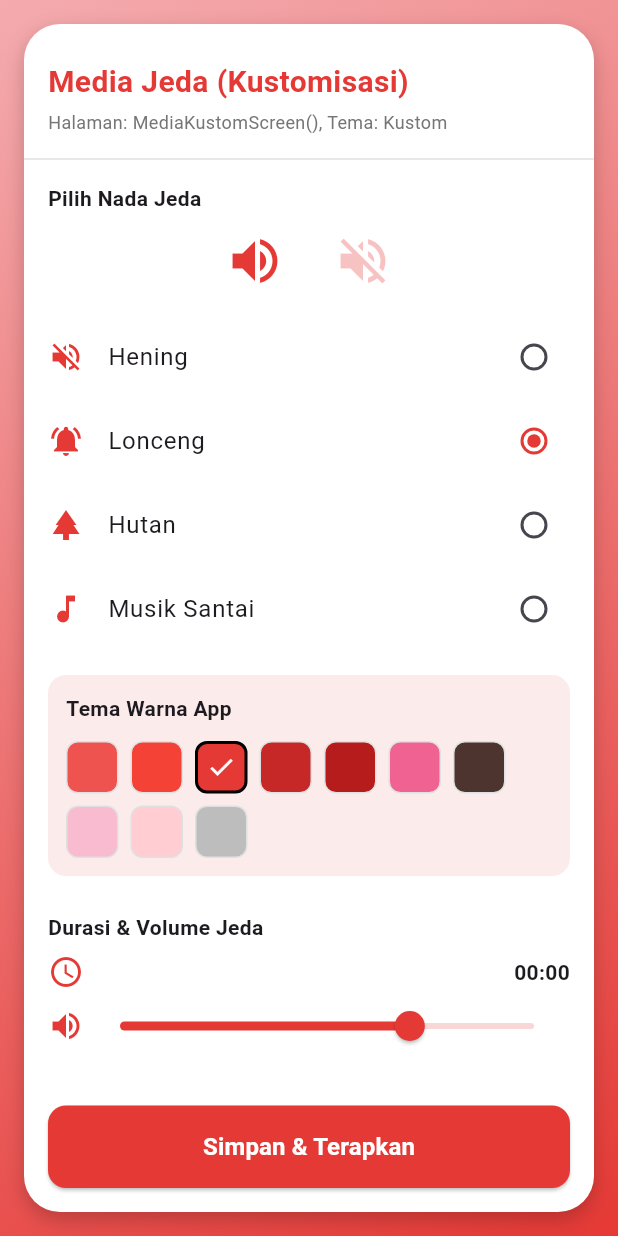
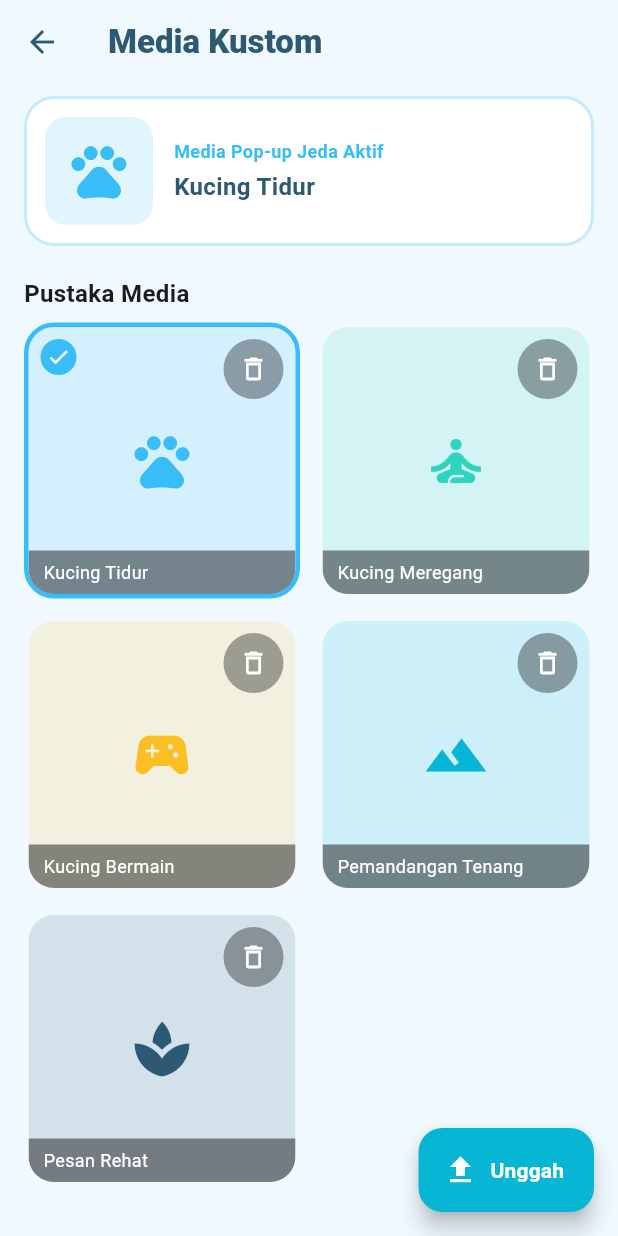
Before and after one commit to Hafiz237/project-app-mengjeda, a Flutter app: the MediaKustomScreen screen opened directly, on a phone screen of 412 x 824 dp. Run offline on Flutter 3.47's test engine with Material 3 defaults, Android fonts, the phone set to English and light mode, and no system bars; our stand-ins replace image_picker.

Commit message:
perbaiki fitur media custom

```diff
--- /dev/null
+++ b/lib/data/dummy_media.dart
@@ -0,0 +1,14 @@
+import 'package:flutter/material.dart';
+import '../models/media_model.dart';
+import '../theme/app_colors.dart';
+
+List<MediaModel> dummyMedia = [
+  MediaModel(id: 'm1', nama: 'Kucing Tidur', icon: Icons.pets, color: AppColors.skyBlue),
+  MediaModel(id: 'm2', nama: 'Kucing Meregang', icon: Icons.self_improvement, color: AppColors.tealMint),
+  MediaModel(id: 'm3', nama: 'Kucing Bermain', icon: Icons.sports_esports, color: AppColors.goldenYellow),
+  MediaModel(id: 'm4', nama: 'Pemandangan Tenang', icon: Icons.landscape, color: AppColors.deepCyan),
+  MediaModel(id: 'm5', nama: 'Pesan Rehat', icon: Icons.spa, color: AppColors.primaryBlue),
+];
+
+// Menyimpan media yang sedang dipakai untuk pop-up jeda (simulasi, tanpa backend)
+String activeMediaId = 'm1';
--- /dev/null
+++ b/lib/models/media_model.dart
@@ -0,0 +1,20 @@
+import 'package:flutter/material.dart';
+import '../theme/app_colors.dart';
+
+class MediaModel {
+  final String id;
+  final String nama;
+  final String? filePath; // null = media contoh (placeholder), terisi = hasil unggah
+  final IconData icon;
+  final Color color;
+
+  const MediaModel({
+    required this.id,
+    required this.nama,
+    this.filePath,
+    this.icon = Icons.pets,
+    this.color = AppColors.skyBlue,
+  });
+
+  bool get isUploaded => filePath != null;
+}
--- a/lib/screens/media_kustom_screen.dart
+++ b/lib/screens/media_kustom_screen.dart
@@ -1,4 +1,9 @@
+import 'dart:io';
 import 'package:flutter/material.dart';
+import 'package:image_picker/image_picker.dart';
+import '../models/media_model.dart';
+import '../data/dummy_media.dart';
+import '../theme/app_colors.dart';
 
 class MediaKustomScreen extends StatefulWidget {
   const MediaKustomScreen({super.key});
@@ -8,223 +13,245 @@ class MediaKustomScreen extends StatefulWidget {
 }
 
 class _MediaKustomScreenState extends State<MediaKustomScreen> {
-  String _selectedTone = 'Lonceng';
-  double _volume = 0.7;
+  final ImagePicker _picker = ImagePicker();
+  late List<MediaModel> _mediaList;
+  late String _activeId;
 
-  // Variabel untuk menyimpan warna yang dipilih (bawaan merah)
-  Color _selectedColor = Colors.red.shade600;
+  @override
+  void initState() {
+    super.initState();
+    _mediaList = dummyMedia;
+    _activeId = activeMediaId;
+  }
 
-  final List<Map<String, dynamic>> _tones = [
-    {'name': 'Hening', 'icon': Icons.volume_off},
-    {'name': 'Lonceng', 'icon': Icons.notifications_active},
-    {'name': 'Hutan', 'icon': Icons.park},
-    {'name': 'Musik Santai', 'icon': Icons.music_note},
-  ];
+  MediaModel get _activeMedia => _mediaList.firstWhere((m) => m.id == _activeId);
 
-  final List<Color> _themeColors = [
-    Colors.red.shade400,
-    Colors.red.shade500,
-    Colors.red.shade600,
-    Colors.red.shade800,
-    Colors.red.shade900,
-    Colors.pink.shade300,
-    Colors.brown.shade800,
-    Colors.pink.shade100,
-    Colors.red.shade100,
-    Colors.grey.shade400,
-  ];
+  void _showMessage(String text) {
+    ScaffoldMessenger.of(context)
+      ..hideCurrentSnackBar()
+      ..showSnackBar(SnackBar(content: Text(text)));
+  }
+
+  void _selectMedia(MediaModel media) {
+    setState(() {
+      _activeId = media.id;
+      activeMediaId = media.id;
+    });
+    _showMessage('"${media.nama}" dipakai untuk pop-up jeda');
+  }
+
+  Future<void> _uploadMedia() async {
+    try {
+      final XFile? picked = await _picker.pickImage(source: ImageSource.gallery);
+      if (picked == null) return; // pengguna membatalkan
+
+      final media = MediaModel(
+        id: DateTime.now().millisecondsSinceEpoch.toString(),
+        nama: picked.name,
+        filePath: picked.path,
+        icon: Icons.image,
+        color: AppColors.deepCyan,
+      );
+      setState(() => _mediaList.add(media));
+      _showMessage('Media berhasil diunggah');
+    } catch (e) {
+      if (!mounted) return;
+      _showMessage('Gagal membuka galeri');
+    }
+  }
+
+  Future<void> _deleteMedia(MediaModel media) async {
+    // Validasi: media yang sedang aktif tidak boleh dihapus
+    if (media.id == _activeId) {
+      _showMessage('Media yang sedang dipakai tidak bisa dihapus. Pilih media lain dulu.');
+      return;
+    }
+
+    final confirmed = await showDialog<bool>(
+      context: context,
+      builder: (context) => AlertDialog(
+        title: const Text('Hapus Media?'),
+        content: Text('"${media.nama}" akan dihapus dari daftar.'),
+        actions: [
+          TextButton(onPressed: () => Navigator.pop(context, false), child: const Text('Batal')),
+          TextButton(
+            onPressed: () => Navigator.pop(context, true),
+            child: const Text('Hapus', style: TextStyle(color: Colors.red)),
+          ),
+        ],
+      ),
+    );
+
+    if (confirmed == true) {
+      setState(() => _mediaList.removeWhere((m) => m.id == media.id));
+    }
+  }
+
+  // Menampilkan gambar: file asli kalau hasil unggah, kotak berwarna kalau media contoh
+  Widget _buildThumb(MediaModel media) {
+    if (media.isUploaded) {
+      return Image.file(
+        File(media.filePath!),
+        fit: BoxFit.cover,
+        width: double.infinity,
+        height: double.infinity,
+        errorBuilder: (_, __, ___) => Container(
+          color: Colors.grey.shade200,
+          child: const Icon(Icons.broken_image, color: Colors.grey),
+        ),
+      );
+    }
+    return Container(
+      color: media.color.withValues(alpha: 0.15),
+      child: Center(child: Icon(media.icon, size: 44, color: media.color)),
+    );
+  }
 
   @override
   Widget build(BuildContext context) {
     return Scaffold(
-      body: Container(
-        decoration: BoxDecoration(
-          gradient: LinearGradient(
-            begin: Alignment.topLeft,
-            end: Alignment.bottomRight,
-            colors: [
-              _selectedColor.withValues(alpha: 0.4),
-              _selectedColor,
-            ],
-          ),
+      backgroundColor: AppColors.bgColor,
+      appBar: AppBar(
+        title: const Text(
+          'Media Kustom',
+          style: TextStyle(fontWeight: FontWeight.w800, color: AppColors.primaryBlue),
         ),
-        child: SafeArea(
-          child: Padding(
-            padding: const EdgeInsets.all(16.0),
+        backgroundColor: AppColors.bgColor,
+        elevation: 0,
+        iconTheme: const IconThemeData(color: AppColors.primaryBlue),
+      ),
+      body: Column(
+        children: [
+          // Pratinjau media yang sedang aktif
+          Padding(
+            padding: const EdgeInsets.fromLTRB(16, 8, 16, 0),
             child: Container(
+              padding: const EdgeInsets.all(12),
               decoration: BoxDecoration(
                 color: Colors.white,
-                borderRadius: BorderRadius.circular(24),
-                boxShadow: [
-                  BoxShadow(
-                    color: Colors.black.withValues(alpha: 0.2),
-                    blurRadius: 10,
-                    offset: const Offset(0, 5)
-                  )
-                ],
+                borderRadius: BorderRadius.circular(20),
+                border: Border.all(color: AppColors.skyBlue.withValues(alpha: 0.3), width: 2),
               ),
-              child: Column(
-                crossAxisAlignment: CrossAxisAlignment.stretch,
+              child: Row(
                 children: [
-                  Padding(
-                    padding: const EdgeInsets.fromLTRB(16, 24, 16, 8),
+                  ClipRRect(
+                    borderRadius: BorderRadius.circular(14),
+                    child: SizedBox(width: 72, height: 72, child: _buildThumb(_activeMedia)),
+                  ),
+                  const SizedBox(width: 14),
+                  Expanded(
                     child: Column(
                       crossAxisAlignment: CrossAxisAlignment.start,
                       children: [
-                        Text(
-                          'Media Jeda (Kustomisasi)',
-                          style: TextStyle(
-                            fontSize: 20,
-                            fontWeight: FontWeight.bold,
-                            color: _selectedColor
-                          ),
+                        const Text(
+                          'Media Pop-up Jeda Aktif',
+                          style: TextStyle(fontSize: 12, fontWeight: FontWeight.bold, color: AppColors.skyBlue),
                         ),
                         const SizedBox(height: 4),
                         Text(
-                          'Halaman: MediaKustomScreen(), Tema: Kustom',
-                          style: TextStyle(
-                            fontSize: 12,
-                            color: Colors.grey.shade600
-                          ),
+                          _activeMedia.nama,
+                          maxLines: 1,
+                          overflow: TextOverflow.ellipsis,
+                          style: const TextStyle(fontSize: 16, fontWeight: FontWeight.bold, color: AppColors.primaryBlue),
                         ),
                       ],
-                    ),
-                  ),
-                  Divider(color: Colors.grey.shade300, thickness: 1),
-                  Expanded(
-                    child: ListView(
-                      padding: const EdgeInsets.symmetric(horizontal: 16),
-                      children: [
-                        const SizedBox(height: 8),
-                        const Text(
-                          'Pilih Nada Jeda',
-                          style: TextStyle(fontWeight: FontWeight.bold)
-                        ),
-                        const SizedBox(height: 12),
-                        Row(
-                          mainAxisAlignment: MainAxisAlignment.center,
-                          children: [
-                            Icon(Icons.volume_up, size: 40, color: _selectedColor),
-                            const SizedBox(width: 32),
-                            Icon(Icons.volume_off, size: 40, color: _selectedColor.withValues(alpha: 0.3)),
-                          ],
-                        ),
-                        const SizedBox(height: 16),
-                        ..._tones.map((tone) {
-                          return ListTile(
-                            contentPadding: EdgeInsets.zero,
-                            leading: Icon(tone['icon'], color: _selectedColor),
-                            title: Text(tone['name']),
-                            trailing: Radio<String>(
-                              value: tone['name'],
-                              groupValue: _selectedTone,
-                              activeColor: _selectedColor,
-                              onChanged: (value) => setState(() => _selectedTone = value!),
-                            ),
-                          );
-                        }),
-                        const SizedBox(height: 16),
-                        Container(
-                          padding: const EdgeInsets.all(12),
-                          decoration: BoxDecoration(
-                            color: _selectedColor.withValues(alpha: 0.1),
-                            borderRadius: BorderRadius.circular(12),
-                          ),
-                          child: Column(
-                            crossAxisAlignment: CrossAxisAlignment.start,
-                            children: [
-                              const Text(
-                                'Tema Warna App',
-                                style: TextStyle(fontWeight: FontWeight.bold)
-                              ),
-                              const SizedBox(height: 12),
-                              Wrap(
-                                spacing: 8,
-                                runSpacing: 8,
-                                children: _themeColors.map((color) {
-                                  final isSelected = _selectedColor == color;
-                                  return GestureDetector(
-                                    onTap: () {
-                                      setState(() => _selectedColor = color);
-                                    },
-                                    child: Container(
-                                      width: 35,
-                                      height: 35,
-                                      decoration: BoxDecoration(
-                                        color: color,
-                                        borderRadius: BorderRadius.circular(8),
-                                        border: Border.all(
-                                          color: isSelected ? Colors.black : Colors.grey.shade300,
-                                          width: isSelected ? 2 : 1,
-                                        ),
-                                      ),
-                                      child: isSelected
-                                          ? const Icon(Icons.check, color: Colors.white, size: 20)
-                                          : null,
-                                    ),
-                                  );
-                                }).toList(),
-                              ),
-                            ],
-                          ),
-                        ),
-                        const SizedBox(height: 24),
-                        const Text(
-                          'Durasi & Volume Jeda',
-                          style: TextStyle(fontWeight: FontWeight.bold)
-                        ),
-                        const SizedBox(height: 8),
-                        Row(
-                          children: [
-                            Icon(Icons.access_time, color: _selectedColor),
-                            const Spacer(),
-                            const Text(
-                              '00:00',
-                              style: TextStyle(fontWeight: FontWeight.bold)
-                            ),
-                          ],
-                        ),
-                        Row(
-                          children: [
-                            Icon(Icons.volume_up, color: _selectedColor),
-                            Expanded(
-                              child: Slider(
-                                value: _volume,
-                                activeColor: _selectedColor,
-                                inactiveColor: _selectedColor.withValues(alpha: 0.2),
-                                onChanged: (val) => setState(() => _volume = val),
-                              ),
-                            ),
-                          ],
-                        ),
-                      ],
-                    ),
-                  ),
-                  Padding(
-                    padding: const EdgeInsets.all(16.0),
-                    child: ElevatedButton(
-                      style: ElevatedButton.styleFrom(
-                        backgroundColor: _selectedColor,
-                        foregroundColor: Colors.white,
-                        padding: const EdgeInsets.symmetric(vertical: 16),
-                        shape: RoundedRectangleBorder(
-                          borderRadius: BorderRadius.circular(12)
-                        ),
-                      ),
-                      onPressed: () {
-                        Navigator.pop(context, _selectedColor);
-                      },
-                      child: const Text(
-                        'Simpan & Terapkan',
-                        style: TextStyle(fontWeight: FontWeight.bold, fontSize: 16)
-                      ),
                     ),
                   ),
                 ],
               ),
             ),
           ),
-        ),
+          const Padding(
+            padding: EdgeInsets.fromLTRB(16, 20, 16, 8),
+            child: Align(
+              alignment: Alignment.centerLeft,
+              child: Text('Pustaka Media', style: TextStyle(fontSize: 16, fontWeight: FontWeight.bold)),
+            ),
+          ),
+          Expanded(
+            child: _mediaList.isEmpty
+                ? const Center(child: Text('Belum ada media. Unggah dari galeri.'))
+                : GridView.builder(
+              padding: const EdgeInsets.fromLTRB(16, 0, 16, 90),
+              itemCount: _mediaList.length,
+              gridDelegate: const SliverGridDelegateWithFixedCrossAxisCount(
+                crossAxisCount: 2,
+                crossAxisSpacing: 12,
+                mainAxisSpacing: 12,
+                childAspectRatio: 1,
+              ),
+              itemBuilder: (context, index) {
+                final media = _mediaList[index];
+                final isActive = media.id == _activeId;
+                return GestureDetector(
+                  onTap: () => _selectMedia(media),
+                  child: Container(
+                    decoration: BoxDecoration(
+                      borderRadius: BorderRadius.circular(20),
+                      border: Border.all(
+                        color: isActive ? AppColors.skyBlue : Colors.transparent,
+                        width: 3,
+                      ),
+                    ),
+                    child: ClipRRect(
+                      borderRadius: BorderRadius.circular(17),
+                      child: Stack(
+                        fit: StackFit.expand,
+                        children: [
+                          _buildThumb(media),
+                          // Label nama di bagian bawah
+                          Positioned(
+                            left: 0,
+                            right: 0,
+                            bottom: 0,
+                            child: Container(
+                              padding: const EdgeInsets.symmetric(horizontal: 10, vertical: 6),
+                              color: Colors.black.withValues(alpha: 0.45),
+                              child: Text(
+                                media.nama,
+                                maxLines: 1,
+                                overflow: TextOverflow.ellipsis,
+                                style: const TextStyle(color: Colors.white, fontSize: 12),
+                              ),
+                            ),
+                          ),
+                          // Tanda centang untuk media aktif
+                          if (isActive)
+                            const Positioned(
+                              top: 8,
+                              left: 8,
+                              child: CircleAvatar(
+                                radius: 12,
+                                backgroundColor: AppColors.skyBlue,
+                                child: Icon(Icons.check, size: 16, color: Colors.white),
+                              ),
+                            ),
+                          // Tombol hapus
+                          Positioned(
+                            top: 4,
+                            right: 4,
+                            child: IconButton(
+                              icon: const Icon(Icons.delete_outline, size: 20),
+                              color: Colors.white,
+                              style: IconButton.styleFrom(backgroundColor: Colors.black.withValues(alpha: 0.35)),
+                              onPressed: () => _deleteMedia(media),
+                            ),
+                          ),
+                        ],
+                      ),
+                    ),
+                  ),
+                );
+              },
+            ),
+          ),
+        ],
+      ),
+      floatingActionButton: FloatingActionButton.extended(
+        backgroundColor: AppColors.deepCyan,
+        onPressed: _uploadMedia,
+        icon: const Icon(Icons.upload, color: Colors.white),
+        label: const Text('Unggah', style: TextStyle(color: Colors.white, fontWeight: FontWeight.bold)),
       ),
     );
   }
--- a/pubspec.yaml
+++ b/pubspec.yaml
@@ -34,6 +34,7 @@ dependencies:
   # The following adds the Cupertino Icons font to your application.
   # Use with the CupertinoIcons class for iOS style icons.
   cupertino_icons: ^1.0.8
+  image_picker: ^1.2.3
 
 dev_dependencies:
   flutter_test:
```
Also changed, not shown: pubspec.lock, 7 other files.
